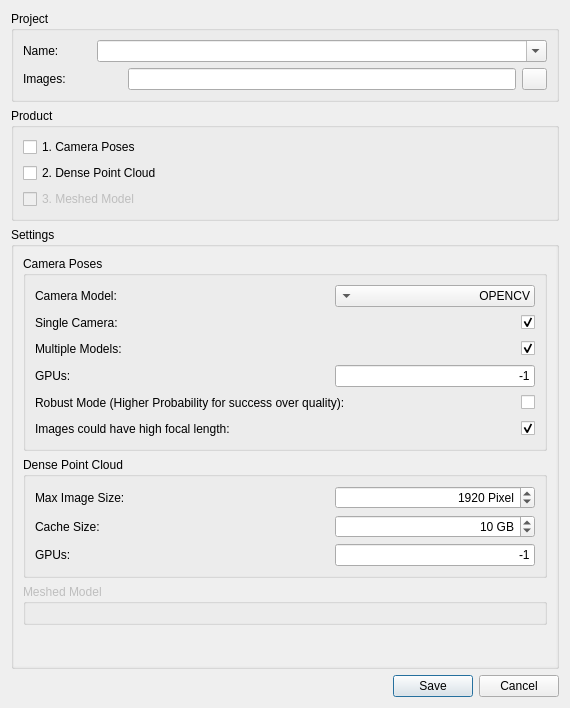
Above: iVS3D/src/iVS3D-core/ots/colmapwrapper/colmapnewproductdialog.ui from iVS3D/iVS3D before the change. Below: the same form after it.
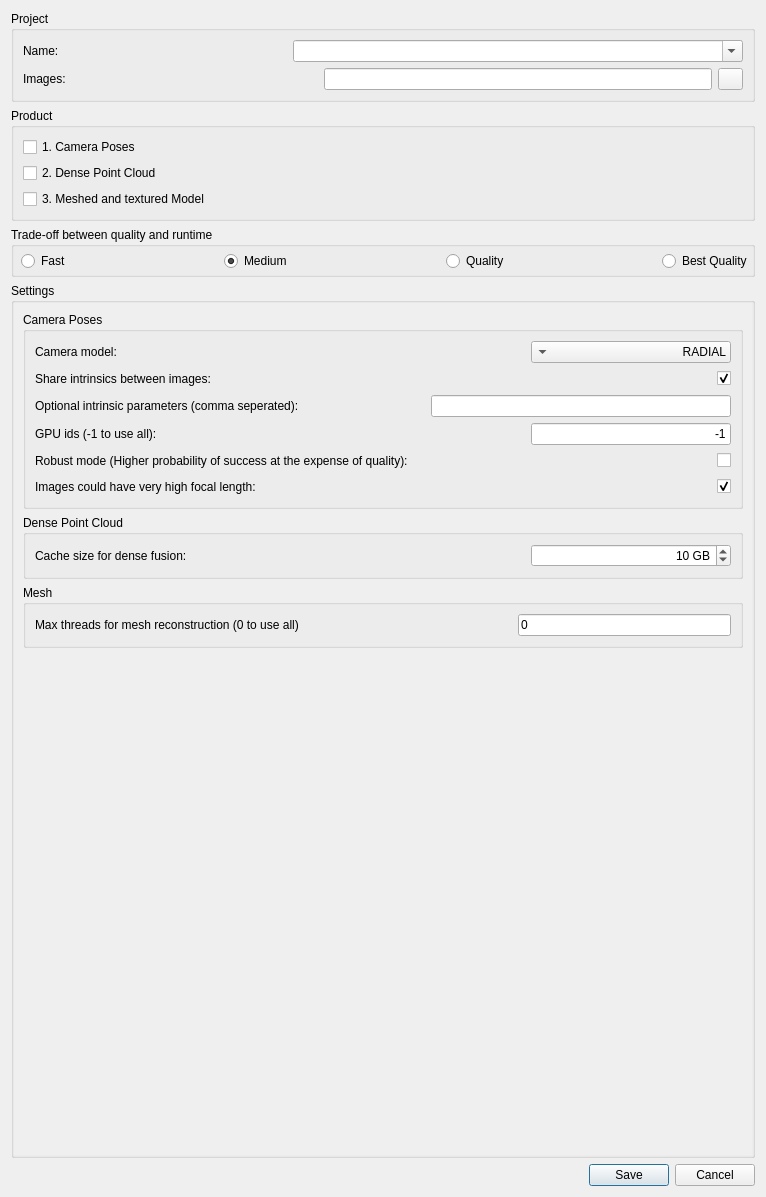
That is the form after the change. Icons and pictures are not drawn.

Commit message: * fixed varies bugs in ots * made ots more robust by adding error handling for yaml read/write * added option to reconstruct with OpenMVS to genereate textured meshes * simplified settings for reconstruction --> created 4 presets of common options for fast, medium, quality and best quality settings for COLMAP and OpenmVS

What changed in the file:
```diff
--- a/iVS3D/src/iVS3D-core/ots/colmapwrapper/colmapnewproductdialog.ui
+++ b/iVS3D/src/iVS3D-core/ots/colmapwrapper/colmapnewproductdialog.ui
@@ -6,8 +6,8 @@
    <rect>
     <x>0</x>
     <y>0</y>
-    <width>570</width>
-    <height>708</height>
+    <width>766</width>
+    <height>1197</height>
    </rect>
   </property>
   <property name="sizePolicy">
@@ -187,6 +187,12 @@
        <verstretch>0</verstretch>
       </sizepolicy>
      </property>
+     <property name="minimumSize">
+      <size>
+       <width>0</width>
+       <height>0</height>
+      </size>
+     </property>
      <property name="autoFillBackground">
       <bool>false</bool>
      </property>
@@ -227,7 +233,7 @@
         <item>
          <widget class="QCheckBox" name="cb_prodMesh">
           <property name="enabled">
-           <bool>false</bool>
+           <bool>true</bool>
           </property>
           <property name="toolTip">
            <string>Currently not usable, due to georegistration</string>
@@ -236,7 +242,7 @@
            <enum>Qt::LeftToRight</enum>
           </property>
           <property name="text">
-           <string>3. Meshed Model</string>
+           <string>3. Meshed and textured Model</string>
           </property>
          </widget>
         </item>
@@ -245,6 +251,137 @@
      </layout>
     </widget>
    </item>
+   <item>
+    <widget class="QGroupBox" name="groupBox">
+     <property name="minimumSize">
+      <size>
+       <width>0</width>
+       <height>50</height>
+      </size>
+     </property>
+     <property name="title">
+      <string>Trade-off between quality and runtime</string>
+     </property>
+     <widget class="QWidget" name="horizontalLayoutWidget">
+      <property name="geometry">
+       <rect>
+        <x>10</x>
+        <y>19</y>
+        <width>731</width>
+        <height>31</height>
+       </rect>
+      </property>
+      <layout class="QHBoxLayout" name="horizontalLayout_8" stretch="0,0,0,0,0,0,0">
+       <item>
+        <widget class="QRadioButton" name="rb_quality0">
+         <property name="maximumSize">
+          <size>
+           <width>80</width>
+           <height>16777215</height>
+          </size>
+         </property>
+         <property name="text">
+          <string>Fast</string>
+         </property>
+         <attribute name="buttonGroup">
+          <string notr="true">buttonGroup</string>
+         </attribute>
+        </widget>
+       </item>
+       <item>
+        <spacer name="horizontalSpacer_9">
+         <property name="orientation">
+          <enum>Qt::Horizontal</enum>
+         </property>
+         <property name="sizeHint" stdset="0">
+          <size>
+           <width>40</width>
+           <height>20</height>
+          </size>
+         </property>
+        </spacer>
+       </item>
+       <item>
+        <widget class="QRadioButton" name="rb_quality1">
+         <property name="maximumSize">
+          <size>
+           <width>80</width>
+           <height>16777215</height>
+          </size>
+         </property>
+         <property name="text">
+          <string>Medium</string>
+         </property>
+         <property name="checked">
+          <bool>true</bool>
+         </property>
+         <attribute name="buttonGroup">
+          <string notr="true">buttonGroup</string>
+         </attribute>
+        </widget>
+       </item>
+       <item>
+        <spacer name="horizontalSpacer_5">
+         <property name="orientation">
+          <enum>Qt::Horizontal</enum>
+         </property>
+         <property name="sizeHint" stdset="0">
+          <size>
+           <width>40</width>
+           <height>20</height>
+          </size>
+         </property>
+        </spacer>
+       </item>
+       <item>
+        <widget class="QRadioButton" name="rb_quality2">
+         <property name="maximumSize">
+          <size>
+           <width>80</width>
+           <height>16777215</height>
+          </size>
+         </property>
+         <property name="text">
+          <string>Quality</string>
+         </property>
+         <attribute name="buttonGroup">
+          <string notr="true">buttonGroup</string>
+         </attribute>
+        </widget>
+       </item>
+       <item>
+        <spacer name="horizontalSpacer_13">
+         <property name="orientation">
+          <enum>Qt::Horizontal</enum>
+         </property>
+         <property name="sizeHint" stdset="0">
+          <size>
+           <width>40</width>
+           <height>20</height>
+          </size>
+         </property>
+        </spacer>
+       </item>
+       <item>
+        <widget class="QRadioButton" name="rb_quality3">
+         <property name="maximumSize">
+          <size>
+           <width>110</width>
+           <height>16777215</height>
+          </size>
+         </property>
+         <property name="text">
+          <string>Best Quality</string>
+         </property>
+         <attribute name="buttonGroup">
+          <string notr="true">buttonGroup</string>
+         </attribute>
+        </widget>
+       </item>
+      </layout>
+     </widget>
+    </widget>
+   </item>
    <item>
     <widget class="QGroupBox" name="gb_settings">
      <property name="title">
@@ -276,8 +413,8 @@
           <rect>
            <x>0</x>
            <y>0</y>
-           <width>532</width>
-           <height>435</height>
+           <width>742</width>
+           <height>821</height>
           </rect>
          </property>
          <layout class="QVBoxLayout" name="verticalLayout_5">
@@ -292,7 +429,7 @@
                <item>
                 <widget class="QLabel" name="l_camModel">
                  <property name="text">
-                  <string>Camera Model:</string>
+                  <string>Camera model:</string>
                  </property>
                 </widget>
                </item>
@@ -335,8 +472,11 @@
                  <property name="layoutDirection">
                   <enum>Qt::RightToLeft</enum>
                  </property>
+                 <property name="currentText">
+                  <string>RADIAL</string>
+                 </property>
                  <property name="currentIndex">
-                  <number>0</number>
+                  <number>1</number>
                  </property>
                  <item>
                   <property name="text">
@@ -362,7 +502,7 @@
                <item>
                 <widget class="QLabel" name="l_singeCam">
                  <property name="text">
-                  <string>Single Camera:</string>
+                  <string>Share intrinsics between images:</string>
                  </property>
                 </widget>
                </item>
@@ -399,7 +539,7 @@
                <item>
                 <widget class="QLabel" name="l_multiModels">
                  <property name="text">
-                  <string>Multiple Models:</string>
+                  <string>Optional intrinsic parameters (comma seperated):</string>
                  </property>
                 </widget>
                </item>
@@ -417,12 +557,12 @@
                 </spacer>
                </item>
                <item>
-                <widget class="QCheckBox" name="cb_multiModels">
-                 <property name="text">
-                  <string/>
-                 </property>
-                 <property name="checked">
-                  <bool>true</bool>
+                <widget class="QLineEdit" name="le_intrinsicParameters">
+                 <property name="minimumSize">
+                  <size>
+                   <width>300</width>
+                   <height>0</height>
+                  </size>
                  </property>
                 </widget>
                </item>
@@ -433,7 +573,7 @@
                <item>
                 <widget class="QLabel" name="l_poseGpus">
                  <property name="text">
-                  <string>GPUs:</string>
+                  <string>GPU ids (-1 to use all):</string>
                  </property>
                 </widget>
                </item>
@@ -482,7 +622,7 @@
                <item>
                 <widget class="QLabel" name="l_useRobustMode">
                  <property name="text">
-                  <string>Robust Mode (Higher Probability for success over quality):</string>
+                  <string>Robust mode (Higher probability of success at the expense of quality):</string>
                  </property>
                 </widget>
                </item>
@@ -513,7 +653,7 @@
                <item>
                 <widget class="QLabel" name="l_highFocalLength">
                  <property name="text">
-                  <string>Images could have high focal length:</string>
+                  <string>Images could have very high focal length:</string>
                  </property>
                 </widget>
                </item>
@@ -551,70 +691,12 @@
              <string>Dense Point Cloud</string>
             </property>
             <layout class="QVBoxLayout" name="verticalLayout_7">
-             <item>
-              <layout class="QHBoxLayout" name="horizontalLayout_8">
-               <item>
-                <widget class="QLabel" name="l_maxImgSize">
-                 <property name="text">
-                  <string>Max Image Size:</string>
-                 </property>
-                </widget>
-               </item>
-               <item>
-                <spacer name="horizontalSpacer_5">
-                 <property name="orientation">
-                  <enum>Qt::Horizontal</enum>
-                 </property>
-                 <property name="sizeHint" stdset="0">
-                  <size>
-                   <width>20</width>
-                   <height>20</height>
-                  </size>
-                 </property>
-                </spacer>
-               </item>
-               <item>
-                <widget class="QSpinBox" name="sb_maxImgSize">
-                 <property name="sizePolicy">
-                  <sizepolicy hsizetype="MinimumExpanding" vsizetype="Fixed">
-                   <horstretch>200</horstretch>
-                   <verstretch>0</verstretch>
-                  </sizepolicy>
-                 </property>
-                 <property name="maximumSize">
-                  <size>
-                   <width>200</width>
-                   <height>16777215</height>
-                  </size>
-                 </property>
-                 <property name="alignment">
-                  <set>Qt::AlignRight|Qt::AlignTrailing|Qt::AlignVCenter</set>
-                 </property>
-                 <property name="suffix">
-                  <string> Pixel</string>
-                 </property>
-                 <property name="minimum">
-                  <number>1</number>
-                 </property>
-                 <property name="maximum">
-                  <number>99999</number>
-                 </property>
-                 <property name="singleStep">
-                  <number>100</number>
-                 </property>
-                 <property name="value">
-                  <number>1920</number>
-                 </property>
-                </widget>
-               </item>
-              </layout>
-             </item>
              <item>
               <layout class="QHBoxLayout" name="horizontalLayout_14">
                <item>
                 <widget class="QLabel" name="l_cacheSize">
                  <property name="text">
-                  <string>Cache Size:</string>
+                  <string>Cache size for dense fusion:</string>
                  </property>
                 </widget>
                </item>
@@ -667,64 +749,53 @@
                </item>
               </layout>
              </item>
-             <item>
-              <layout class="QHBoxLayout" name="horizontalLayout_16">
-               <item>
-                <widget class="QLabel" name="l_cloudGpus">
-                 <property name="text">
-                  <string>GPUs:</string>
-                 </property>
-                </widget>
-               </item>
-               <item>
-                <spacer name="horizontalSpacer_12">
-                 <property name="orientation">
-                  <enum>Qt::Horizontal</enum>
-                 </property>
-                 <property name="sizeHint" stdset="0">
-                  <size>
-                   <width>40</width>
-                   <height>20</height>
-                  </size>
-                 </property>
-                </spacer>
-               </item>
-               <item>
-                <widget class="QLineEdit" name="le_cloudGpus">
-                 <property name="sizePolicy">
-                  <sizepolicy hsizetype="MinimumExpanding" vsizetype="Fixed">
-                   <horstretch>0</horstretch>
-                   <verstretch>0</verstretch>
-                  </sizepolicy>
-                 </property>
-                 <property name="maximumSize">
-                  <size>
-                   <width>200</width>
-                   <height>16777215</height>
-                  </size>
-                 </property>
-                 <property name="text">
-                  <string>-1</string>
-                 </property>
-                 <property name="alignment">
-                  <set>Qt::AlignRight|Qt::AlignTrailing|Qt::AlignVCenter</set>
-                 </property>
-                </widget>
-               </item>
-              </layout>
-             </item>
             </layout>
            </widget>
           </item>
           <item>
            <widget class="QGroupBox" name="gb_settingsMesh">
-            <property name="enabled">
-             <bool>false</bool>
+            <property name="minimumSize">
+             <size>
+              <width>0</width>
+              <height>0</height>
+             </size>
             </property>
             <property name="title">
-             <string>Meshed Model</string>
+             <string>Mesh</string>
             </property>
-            <layout class="QVBoxLayout" name="verticalLayout_8"/>
+            <layout class="QVBoxLayout" name="verticalLayout_8">
+             <item>
+              <layout class="QHBoxLayout" name="horizontalLayout_15">
+               <item>
+                <widget class="QLabel" name="l_cacheSize_2">
+                 <property name="text">
+                  <string>Max threads for mesh reconstruction (0 to use all)</string>
+                 </property>
+                </widget>
+               </item>
+               <item>
+                <spacer name="horizontalSpacer_12">
+                 <property name="orientation">
+                  <enum>Qt::Horizontal</enum>
+                 </property>
+                 <property name="sizeHint" stdset="0">
+                  <size>
+                   <width>40</width>
+                   <height>20</height>
+                  </size>
+                 </property>
+                </spacer>
+               </item>
+               <item>
+                <widget class="QLineEdit" name="le_maxThreads">
+                 <property name="text">
+                  <string>0</string>
+                 </property>
+                </widget>
+               </item>
+              </layout>
+             </item>
+            </layout>
            </widget>
           </item>
           <item>
```
Left out of the diff: 9 changed lines with no effect on the pictures. The commit also changes 14 other files.
